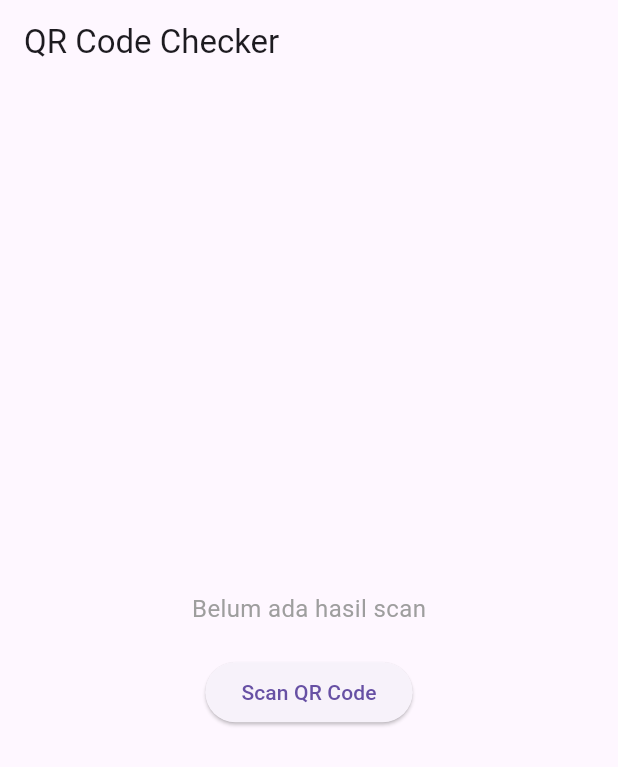
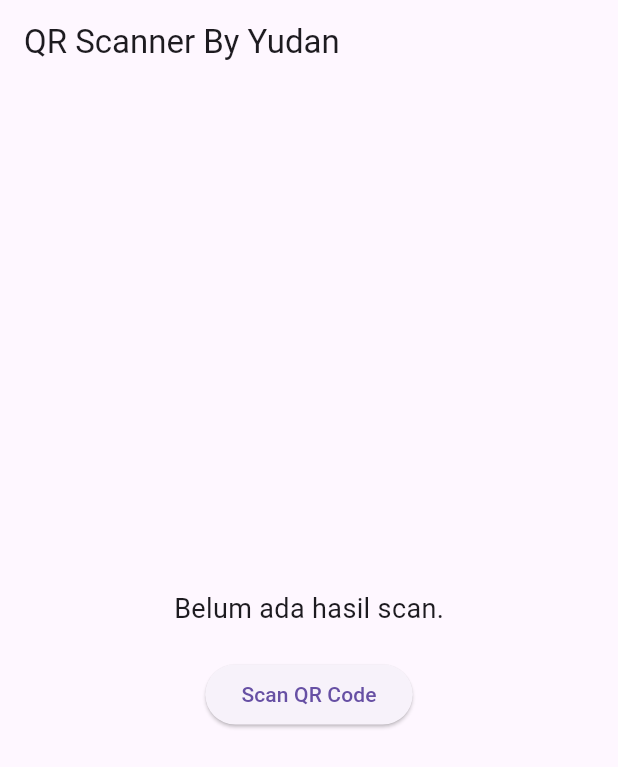
Before and after one commit to YudanMaulana/qr-scanner, a Flutter app: the screen it shows after launch, on a phone screen of 412 x 824 dp. Shown: the top 767 px of the screen. Run offline on Flutter 3.47's test engine with Material 3 defaults, Android fonts, the phone set to English and light mode, and no system bars; missing offline and left inert: mobile_scanner.

Commit message:
solving result QR in home

```diff
--- a/lib/main.dart
+++ b/lib/main.dart
@@ -1,5 +1,5 @@
 import 'package:flutter/material.dart';
-import 'package:scan_qrcode/screens/home_screen.dart';
+import 'screens/home_screen.dart';
 
 void main() {
   runApp(const MyApp());
@@ -12,10 +12,8 @@ class MyApp extends StatelessWidget {
   Widget build(BuildContext context) {
     return MaterialApp(
       debugShowCheckedModeBanner: false,
-      title: 'QR Code App by Yudan',
-      theme: ThemeData(
-        primarySwatch: Colors.blue,
-      ),
+      title: 'QR Code Scanner',
+      theme: ThemeData(primarySwatch: Colors.blue),
       home: const HomeScreen(),
     );
   }
--- a/lib/screens/home_screen.dart
+++ b/lib/screens/home_screen.dart
@@ -1,5 +1,5 @@
 import 'package:flutter/material.dart';
-import 'qr_scanner_screen.dart';
+import 'qr_scanner_screen.dart'; // Import file QRScannerScreen
 
 class HomeScreen extends StatefulWidget {
   const HomeScreen({super.key});
@@ -11,49 +11,43 @@ class HomeScreen extends StatefulWidget {
 class _HomeScreenState extends State<HomeScreen> {
   String? _scanResult;
 
-  void _startQRScanner() async {
-    final result = await Navigator.push(
-      context,
-      MaterialPageRoute(
-        builder: (context) => const QRScannerScreen(),
-      ),
-    );
-
-    if (result != null && result.isNotEmpty && mounted) {
-      setState(() {
-        _scanResult = result;
-      });
-    } else {
-      setState(() {
-        _scanResult = 'Scan gagal atau tidak valid.';
-      });
-    }
-  }
-
   @override
   Widget build(BuildContext context) {
     return Scaffold(
       appBar: AppBar(
-        title: const Text('QR Code Checker'),
+        title: const Text('QR Scanner By Yudan'),
       ),
       body: Center(
         child: Column(
           mainAxisAlignment: MainAxisAlignment.center,
           children: [
-            if (_scanResult != null)
+            if (_scanResult != null) // Tampilkan hasil scan jika ada
               Text(
                 'Hasil Scan: $_scanResult',
-                style: const TextStyle(fontSize: 18),
+                style:
+                    const TextStyle(fontSize: 18, fontWeight: FontWeight.bold),
                 textAlign: TextAlign.center,
               )
             else
               const Text(
-                'Belum ada hasil scan',
-                style: TextStyle(fontSize: 16, color: Colors.grey),
+                'Belum ada hasil scan.',
+                style: TextStyle(fontSize: 18),
               ),
             const SizedBox(height: 20),
             ElevatedButton(
-              onPressed: _startQRScanner,
+              onPressed: () async {
+                // Navigasi ke QRScannerScreen dan tunggu hasil scan
+                final result = await Navigator.push(
+                  context,
+                  MaterialPageRoute(
+                      builder: (context) => const QRScannerScreen()),
+                );
+                if (result != null && result is String) {
+                  setState(() {
+                    _scanResult = result; // Perbarui hasil scan
+                  });
+                }
+              },
               child: const Text('Scan QR Code'),
             ),
           ],
```
Also changed, not shown: lib/screens/qr_scanner_screen.dart (+14 -51 lines).
